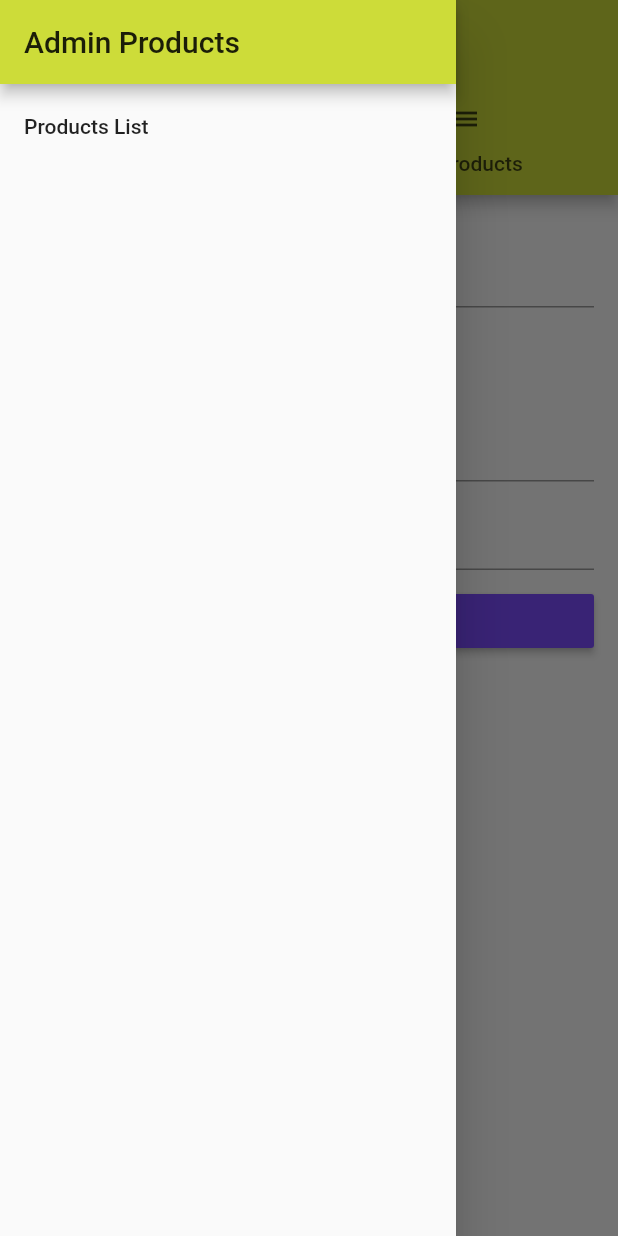
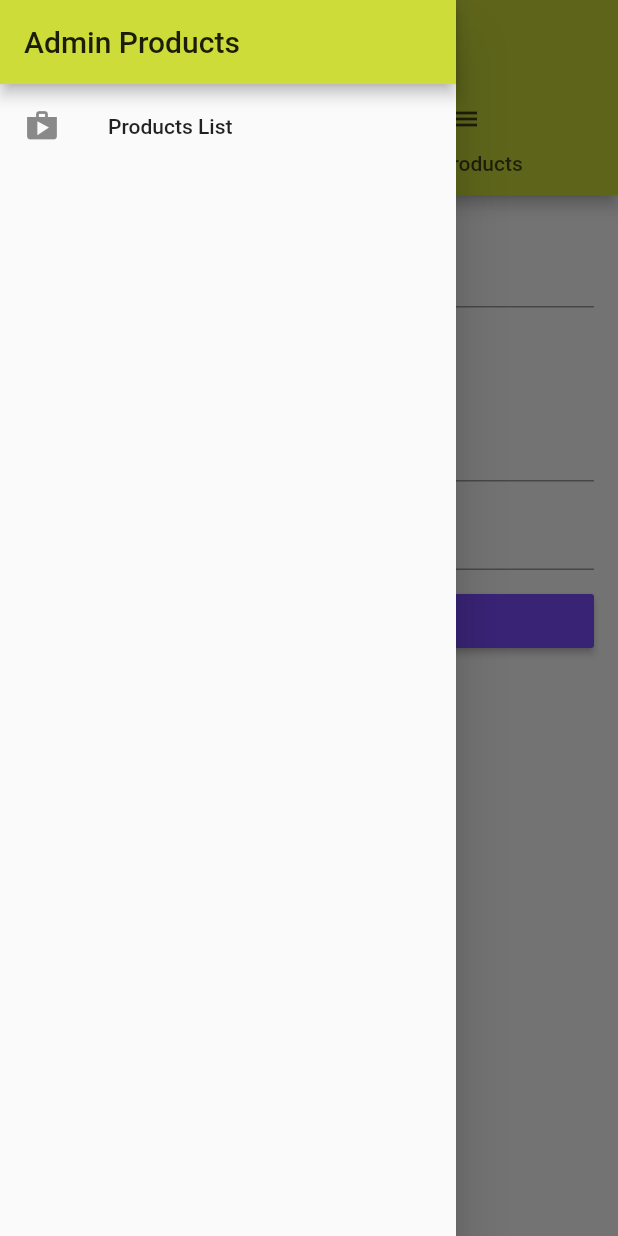
Before and after one commit to andres-gr/flutter-udemy-course, a Flutter app: the ProductsAdminPage screen opened by its route, with the side drawer open, on a phone screen of 412 x 824 dp. Run offline on Flutter 3.47's test engine with Material 2 defaults, Android fonts, the phone set to English and light mode, and no system bars.

Commit message:
section 9, lecture 109 complete

```diff
--- a/lib/src/pages/products.dart
+++ b/lib/src/pages/products.dart
@@ -24,6 +24,9 @@ class ProductsPage extends StatelessWidget {
                 title: const Text('Choose'),
               ),
               ListTile(
+                leading: Icon(
+                  Icons.edit,
+                ),
                 title: const Text('Manage Products'),
                 onTap: () {
                   Navigator.pushReplacementNamed(
--- a/lib/src/pages/products_admin.dart
+++ b/lib/src/pages/products_admin.dart
@@ -41,6 +41,9 @@ class ProductsAdminPage extends StatelessWidget {
                   title: const Text('Admin Products'),
                 ),
                 ListTile(
+                  leading: Icon(
+                    Icons.shop,
+                  ),
                   title: const Text('Products List'),
                   onTap: () {
                     Navigator.pushReplacementNamed(
```
